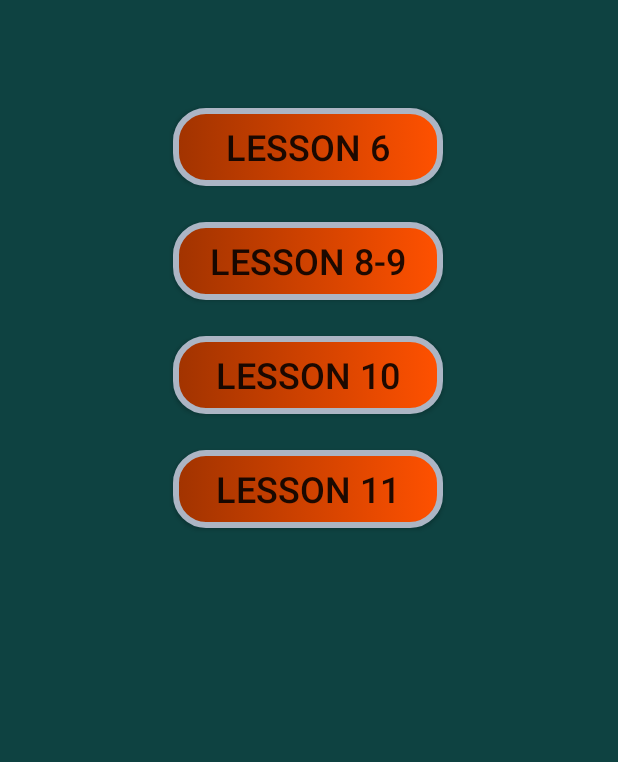
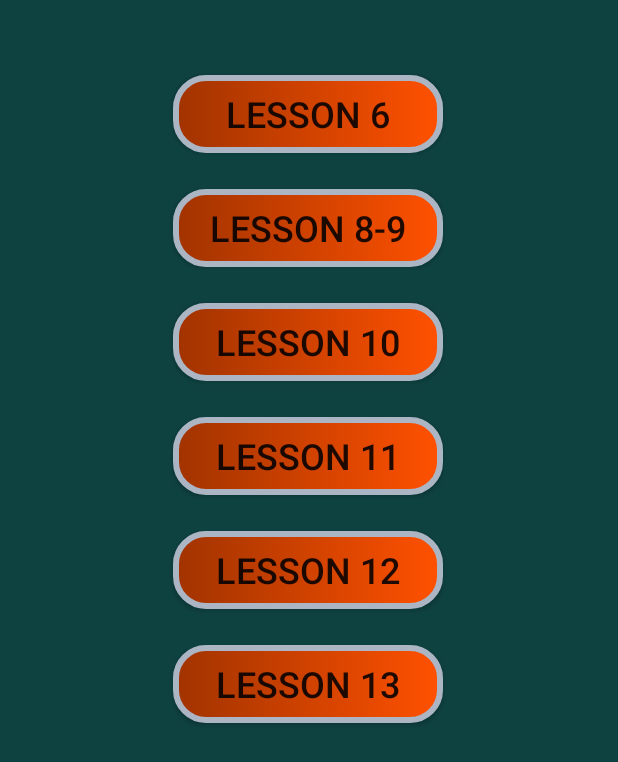
Before and after one commit to AlexPasechnuy/android_lessons, an Android app: the screen it shows after launch (MainActivity), on a phone screen of 412 x 824 dp. Shown: the top 762 px of the screen. Run offline under Robolectric (Android 15) with nearby library versions, the phone set to English and light mode, and no system bars.

Commit message:
Lessons 12 and 13 implemented

```diff
--- a/app/src/main/java/com/example/lessons/Lesson6.java
+++ b/app/src/main/java/com/example/lessons/Lesson6.java
@@ -67,7 +67,7 @@ public class Lesson6 extends AppCompatActivity {
                                 .setPositiveButton("Yes", new DialogInterface.OnClickListener() {
                                     @Override
                                     public void onClick(DialogInterface dialog, int which) {
-                                        finish();
+                                        //finish();
                                     }
                                 })
                                 .setNegativeButton("No", new DialogInterface.OnClickListener() {
--- a/app/src/main/java/com/example/lessons/MainActivity.java
+++ b/app/src/main/java/com/example/lessons/MainActivity.java
@@ -9,7 +9,7 @@ import android.widget.Button;
 
 public class MainActivity extends AppCompatActivity {
 
-    Button lesson_6, lesson_8_9, lesson_10, lesson_11;
+    Button lesson_6, lesson_8_9, lesson_10, lesson_11, lesson_12, lesson_13;
     @Override
     protected void onCreate(Bundle savedInstanceState) {
         super.onCreate(savedInstanceState);
@@ -24,6 +24,8 @@ public class MainActivity extends AppCompatActivity {
         lesson_8_9 = (Button)findViewById(R.id.lesson_8_9);
         lesson_10 = (Button)findViewById(R.id.lesson_10);
         lesson_11 = (Button)findViewById(R.id.lesson_11);
+        lesson_12 = (Button)findViewById(R.id.lesson_12);
+        lesson_13 = (Button)findViewById(R.id.lesson_13);
 
         lesson_6.setOnClickListener(
                 new View.OnClickListener() {
@@ -64,5 +66,25 @@ public class MainActivity extends AppCompatActivity {
                     }
                 }
         );
+
+        lesson_12.setOnClickListener(
+                new View.OnClickListener() {
+                    @Override
+                    public void onClick(View v) {
+                        Intent intent = new Intent(".Lesson12");
+                        startActivity(intent);
+                    }
+                }
+        );
+
+        lesson_13.setOnClickListener(
+                new View.OnClickListener() {
+                    @Override
+                    public void onClick(View v) {
+                        Intent intent = new Intent(".Lesson13");
+                        startActivity(intent);
+                    }
+                }
+        );
     }
 }
--- a/app/src/main/res/layout/activity_main.xml
+++ b/app/src/main/res/layout/activity_main.xml
@@ -8,6 +8,32 @@
     tools:context=".MainActivity">
 
      <Button
+         android:id="@+id/lesson_12"
+         android:layout_width="180dp"
+         android:layout_height="52dp"
+         android:layout_marginTop="24dp"
+         android:background="@drawable/button"
+         android:text="lesson 12"
+         android:textSize="24sp"
+         app:layout_constraintEnd_toEndOf="parent"
+         app:layout_constraintHorizontal_bias="0.497"
+         app:layout_constraintStart_toStartOf="parent"
+         app:layout_constraintTop_toBottomOf="@+id/lesson_11" />
+
+    <Button
+        android:id="@+id/lesson_13"
+        android:layout_width="180dp"
+        android:layout_height="52dp"
+        android:layout_marginTop="24dp"
+        android:background="@drawable/button"
+        android:text="lesson 13"
+        android:textSize="24sp"
+        app:layout_constraintEnd_toEndOf="parent"
+        app:layout_constraintHorizontal_bias="0.497"
+        app:layout_constraintStart_toStartOf="parent"
+        app:layout_constraintTop_toBottomOf="@+id/lesson_12" />
+
+    <Button
          android:id="@+id/lesson_11"
          android:layout_width="180dp"
          android:layout_height="52dp"
@@ -50,7 +76,7 @@
         android:id="@+id/lesson_6"
         android:layout_width="180dp"
         android:layout_height="52dp"
-        android:layout_marginTop="72dp"
+        android:layout_marginTop="50dp"
         android:background="@drawable/button"
         android:text="@string/lesson_6"
         android:textSize="24sp"
```
Also changed, not shown: app/src/main/AndroidManifest.xml (+13 -0 lines), app/src/main/java/com/example/lessons/Lesson12.java (added, +95 -0 lines), app/src/main/java/com/example/lessons/Lesson13.java (added, +49 -0 lines), app/src/main/res/layout/activity_lesson12.xml (added, +33 -0 lines), app/src/main/res/layout/activity_lesson13.xml (added, +26 -0 lines), app/src/main/res/layout/activity_lesson6.xml (+16 -10 lines), app/src/main/res/drawable/cat.png (added), app/src/main/res/drawable/dog.png (added), 2 other files.
